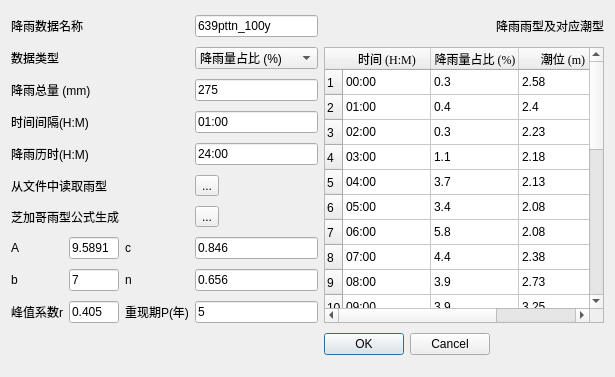
Qt form rs_designer/rs_rain_dialog.ui (Zhiyu014/RS_designer) before a commit.
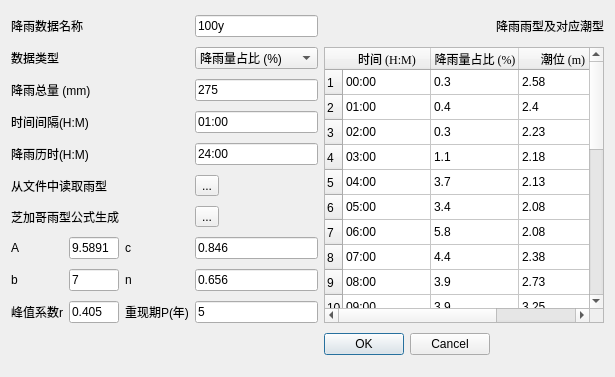
The same form after that commit.

Diff of the .ui file:
```diff
--- a/rs_designer/rs_rain_dialog.ui
+++ b/rs_designer/rs_rain_dialog.ui
@@ -24,7 +24,7 @@
    <item row="0" column="3">
     <widget class="QLineEdit" name="nameEdit">
      <property name="text">
-      <string>639pttn_100y</string>
+      <string>100y</string>
      </property>
     </widget>
    </item>
```
